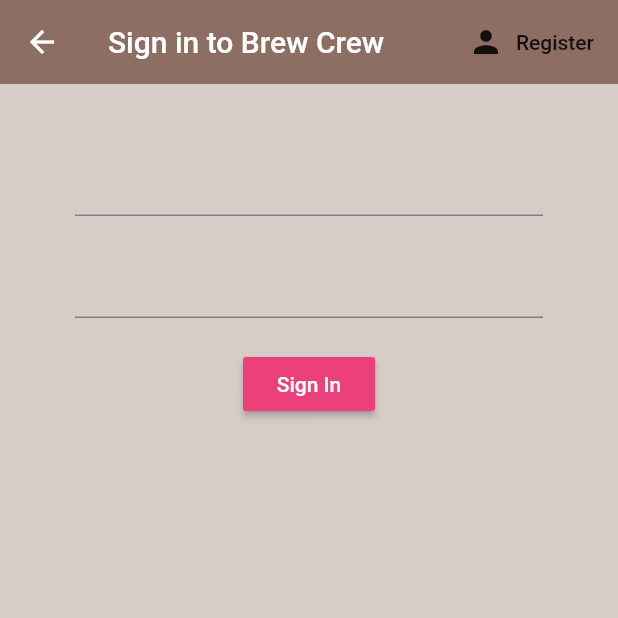
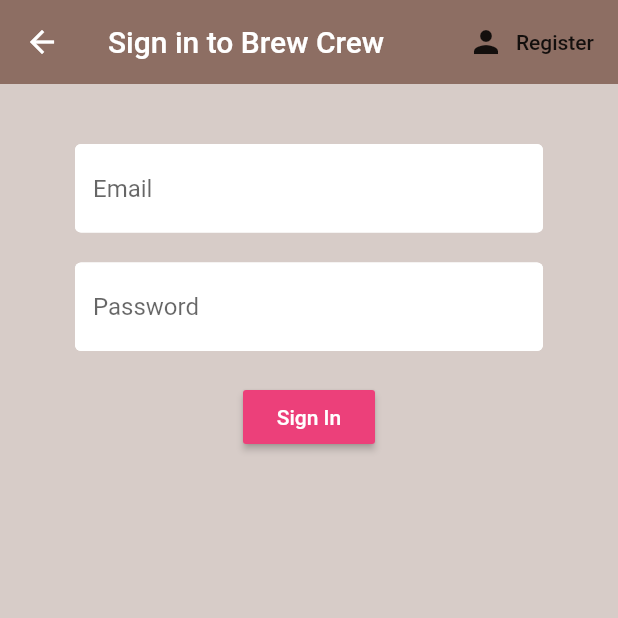
Before and after one commit to Victor-Titan/dbms, a Flutter app: the SignIn screen opened directly, on a phone screen of 412 x 824 dp, the top half of it. Run offline on Flutter 3.47's test engine with Material 2 defaults, Android fonts, the phone set to English and light mode, and no system bars; our stand-ins replace firebase_auth, flutter_spinkit; accounts and stored records are empty.

Commit message:
The part with sign in and register is complete along wiht loading screen

```diff
--- a/lib/Screens/authenticate/authenticate.dart
+++ b/lib/Screens/authenticate/authenticate.dart
@@ -21,12 +21,11 @@ class _AuthenticateState extends State<Authenticate> {
     if(showSignIn)
     {
       return Container(
-        child: Register()
-      );
+        child: Register(toggleView: toggleView));
     }
     else {
       return Container(
-        child: SignIn()
+          child: SignIn(toggleView: toggleView)
       );
     }
   }
--- a/lib/Screens/authenticate/sign_in.dart
+++ b/lib/Screens/authenticate/sign_in.dart
@@ -1,21 +1,28 @@
 import 'package:dbms/services/auth.dart';
+import 'package:dbms/shared/loading.dart';
 import 'package:flutter/material.dart';
 
+class SignIn extends StatefulWidget {
+  final Function toggleView;
 
-class SignIn extends StatefulWidget {
+  SignIn({this.toggleView});
+
   @override
   _SignInState createState() => _SignInState();
 }
 
 class _SignInState extends State<SignIn> {
   final AuthService _auth = AuthService();
+  final _formkey = GlobalKey<FormState>();
+  bool loading = false;
 
   String email = '';
   String password = '';
+  String error = '';
+
   @override
   Widget build(BuildContext context) {
-
-    return Scaffold(
+    return loading ? Loading() : Scaffold(
       backgroundColor: Colors.brown[100],
       appBar: AppBar(
         backgroundColor: Colors.brown[400],
@@ -23,7 +30,7 @@ class _SignInState extends State<SignIn> {
         title: Text('Sign in to Brew Crew'),
         actions: <Widget>[
           FlatButton.icon(onPressed: () {
-
+            widget.toggleView();
           },
               icon: Icon(Icons.person),
               label: Text('Register'))
@@ -50,13 +57,25 @@ class _SignInState extends State<SignIn> {
 //}
 //),
       child: Form(
+        key: _formkey,
         child: Column(
           children: <Widget>[
             SizedBox(
               height: 20.0,
             ),
             TextFormField(
-
+              decoration: InputDecoration(
+                hintText: 'Email',
+                fillColor: Colors.white,
+                filled: true,
+                enabledBorder: OutlineInputBorder(
+                    borderSide: BorderSide(color: Colors.white, width: 2.0)
+                ),
+                focusedBorder: OutlineInputBorder(
+                    borderSide: BorderSide(color: Colors.pink, width: 2.0)
+                ),
+              ),
+              validator: (val) => val.isEmpty ? "Enter an email" : null,
               onChanged: (val) {
                 setState(() {
                   email = val;
@@ -67,6 +86,21 @@ class _SignInState extends State<SignIn> {
               height: 20.0,
             ),
             TextFormField(
+              decoration: InputDecoration(
+                hintText: 'Password',
+                fillColor: Colors.white,
+                filled: true,
+                enabledBorder: OutlineInputBorder(
+                    borderSide: BorderSide(color: Colors.white, width: 2.0)
+                ),
+                focusedBorder: OutlineInputBorder(
+                    borderSide: BorderSide(color: Colors.pink, width: 2.0)
+                ),
+              ),
+              validator: (val) =>
+              val.length < 6
+                  ? "Enter a password 6 characters long"
+                  : null,
               obscureText: true,
               onChanged: (val) {
                 password = val;
@@ -78,14 +112,27 @@ class _SignInState extends State<SignIn> {
             RaisedButton(
               color: Colors.pink[400],
               child: Text(
-                  'Sign In',
-              style: TextStyle(color: Colors.white),
+                'Sign In',
+                style: TextStyle(color: Colors.white),
               ),
               onPressed: () async {
-
+                setState(() => loading = true);
+                if (_formkey.currentState.validate()) {
+                  dynamic result = _auth.signInWithEmailAndPassword(
+                      email, password);
+                  print('valid');
+                  if (result == null) {
+                    setState(() {
+                      error = 'Please enter correct credentials';
+                      loading = false;
+                    });
+                  }
+                }
               },
 
-            )
+            ),
+            SizedBox(height: 12.0),
+            Text(error, style: TextStyle(color: Colors.red, fontSize: 14.0),)
           ],
         ),
       ),
--- a/pubspec.yaml
+++ b/pubspec.yaml
@@ -31,6 +31,7 @@ dependencies:
   firebase_auth: ^0.14.0+5
   cloud_firestore: ^0.12.9+4
   provider: ^4.1.1
+  flutter_spinkit: ^4.1.2+1
 
 dev_dependencies:
   flutter_test:
```
Also changed, not shown: lib/services/auth.dart (+26 -4 lines), lib/shared/loading.dart (added, +17 -0 lines), pubspec.lock.
